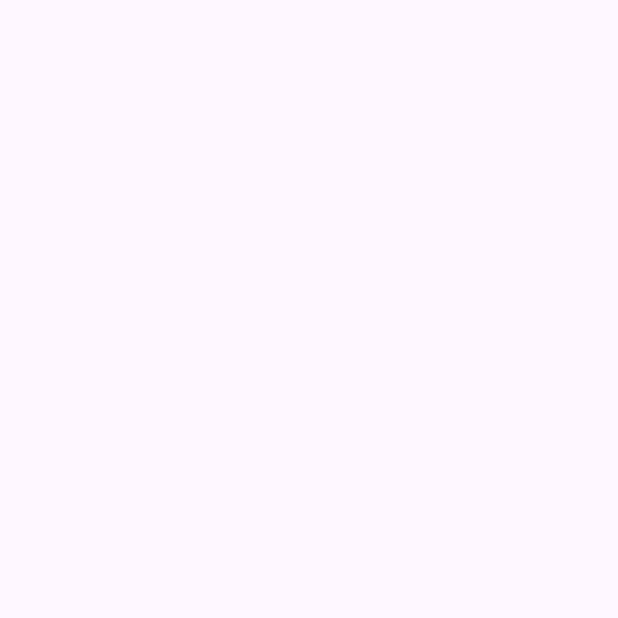
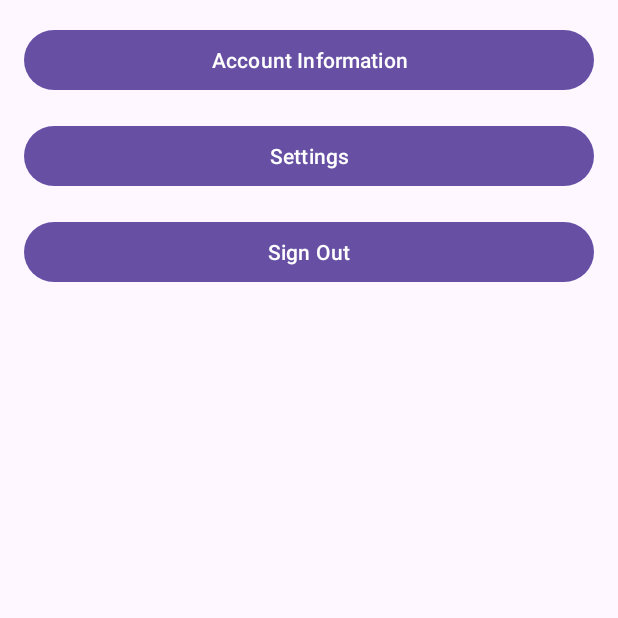
Before and after one commit to michaelditrick/Focus, an Android app: the ProfileActivity screen opened directly, with no data from a screen before it, on a phone screen of 412 x 824 dp, the top half of it. Before the commit the part shown is empty. Run offline under Robolectric (Android 15) with nearby library versions, the phone set to English and light mode, and no system bars.

Commit message:
modified general UI

```diff
--- a/app/build.gradle.kts
+++ b/app/build.gradle.kts
@@ -40,4 +40,6 @@ dependencies {
     testImplementation(libs.junit)
     androidTestImplementation(libs.ext.junit)
     androidTestImplementation(libs.espresso.core)
+    implementation("com.google.android.material:material:1.2.0")
+
 }
--- a/app/src/main/AndroidManifest.xml
+++ b/app/src/main/AndroidManifest.xml
@@ -12,6 +12,12 @@
         android:supportsRtl="true"
         android:theme="@style/Theme.Focus"
         tools:targetApi="31">
+        <activity
+            android:name=".AccountInfoActivity"
+            android:exported="false" />
+        <activity
+            android:name=".SettingsActivity"
+            android:exported="false" />
         <activity
             android:name=".RoutinesActivity"
             android:exported="false" />
--- a/app/src/main/java/com/example/focus/ProfileActivity.java
+++ b/app/src/main/java/com/example/focus/ProfileActivity.java
@@ -1,24 +1,55 @@
 package com.example.focus;
 
+import android.content.Intent;
 import android.os.Bundle;
-
-import androidx.activity.EdgeToEdge;
+import android.view.View;
+import android.widget.Button;
 import androidx.appcompat.app.AppCompatActivity;
-import androidx.core.graphics.Insets;
-import androidx.core.view.ViewCompat;
-import androidx.core.view.WindowInsetsCompat;
 
 public class ProfileActivity extends AppCompatActivity {
 
     @Override
     protected void onCreate(Bundle savedInstanceState) {
         super.onCreate(savedInstanceState);
-        EdgeToEdge.enable(this);
         setContentView(R.layout.activity_profile);
-        ViewCompat.setOnApplyWindowInsetsListener(findViewById(R.id.main), (v, insets) -> {
-            Insets systemBars = insets.getInsets(WindowInsetsCompat.Type.systemBars());
-            v.setPadding(systemBars.left, systemBars.top, systemBars.right, systemBars.bottom);
-            return insets;
+
+        Button btnAccountInfo = findViewById(R.id.btnAccountInfo);
+        btnAccountInfo.setOnClickListener(new View.OnClickListener() {
+            @Override
+            public void onClick(View view) {
+                // Open Account Information Activity or Dialog
+                Intent intent = new Intent(ProfileActivity.this, AccountInfoActivity.class);
+                startActivity(intent);
+            }
+        });
+
+        Button btnSettings = findViewById(R.id.btnSettings);
+        btnSettings.setOnClickListener(new View.OnClickListener() {
+            @Override
+            public void onClick(View view) {
+                // Open Settings Activity or Dialog
+                Intent intent = new Intent(ProfileActivity.this, SettingsActivity.class);
+                startActivity(intent);
+            }
+        });
+
+        Button btnSignOut = findViewById(R.id.btnSignOut);
+        btnSignOut.setOnClickListener(new View.OnClickListener() {
+            @Override
+            public void onClick(View view) {
+                // Handle Sign Out logic
+                signOutUser();
+            }
         });
     }
+
+    private void signOutUser() {
+
+
+        // Redirect to sign-in screen or wherever appropriate
+        Intent intent = new Intent(ProfileActivity.this, LoginActivity.class);
+        intent.setFlags(Intent.FLAG_ACTIVITY_NEW_TASK | Intent.FLAG_ACTIVITY_CLEAR_TASK);
+        startActivity(intent);
+        finish();
+    }
 }
--- a/app/src/main/res/layout/activity_main.xml
+++ b/app/src/main/res/layout/activity_main.xml
@@ -10,7 +10,7 @@
     <ImageView
         android:layout_width="wrap_content"
         android:layout_height="wrap_content"
-        android:src="@drawable/ic_launcher_foreground"
+        android:src="@drawable/focus"
         android:layout_marginBottom="80dp"
         />
 
--- a/app/src/main/res/layout/activity_profile.xml
+++ b/app/src/main/res/layout/activity_profile.xml
@@ -1,10 +1,27 @@
-<?xml version="1.0" encoding="utf-8"?>
-<androidx.constraintlayout.widget.ConstraintLayout xmlns:android="http://schemas.android.com/apk/res/android"
-    xmlns:app="http://schemas.android.com/apk/res-auto"
-    xmlns:tools="http://schemas.android.com/tools"
-    android:id="@+id/main"
+<LinearLayout xmlns:android="http://schemas.android.com/apk/res/android"
     android:layout_width="match_parent"
     android:layout_height="match_parent"
-    tools:context=".ProfileActivity">
+    android:orientation="vertical"
+    android:padding="16dp">
 
-</androidx.constraintlayout.widget.ConstraintLayout>
+    <Button
+        android:id="@+id/btnAccountInfo"
+        android:layout_width="match_parent"
+        android:layout_height="wrap_content"
+        android:text="Account Information"
+        android:layout_marginBottom="16dp" />
+
+    <Button
+        android:id="@+id/btnSettings"
+        android:layout_width="match_parent"
+        android:layout_height="wrap_content"
+        android:text="Settings"
+        android:layout_marginBottom="16dp" />
+
+    <Button
+        android:id="@+id/btnSignOut"
+        android:layout_width="match_parent"
+        android:layout_height="wrap_content"
+        android:text="Sign Out"
+        android:layout_marginBottom="16dp" />
+</LinearLayout>
```
Also changed, not shown: app/src/main/java/com/example/focus/AccountInfoActivity.java (added, +24 -0 lines), app/src/main/java/com/example/focus/HomeActivity.java (+20 -24 lines), app/src/main/java/com/example/focus/SettingsActivity.java (added, +24 -0 lines), app/src/main/res/layout/activity_account_info.xml (added, +10 -0 lines), app/src/main/res/layout/activity_home.xml (+5 -33 lines), app/src/main/res/layout/activity_settings.xml (added, +10 -0 lines), app/src/main/res/menu/bottom_navigation_menu.xml (added, +14 -0 lines), app/src/main/res/drawable/focus.png (added), app/src/main/res/drawable/home.png (added), app/src/main/res/drawable/profile.png (added), app/src/main/res/drawable/refresh.png (added), app/src/main/res/drawable/routine.png (added), 25 other files.
